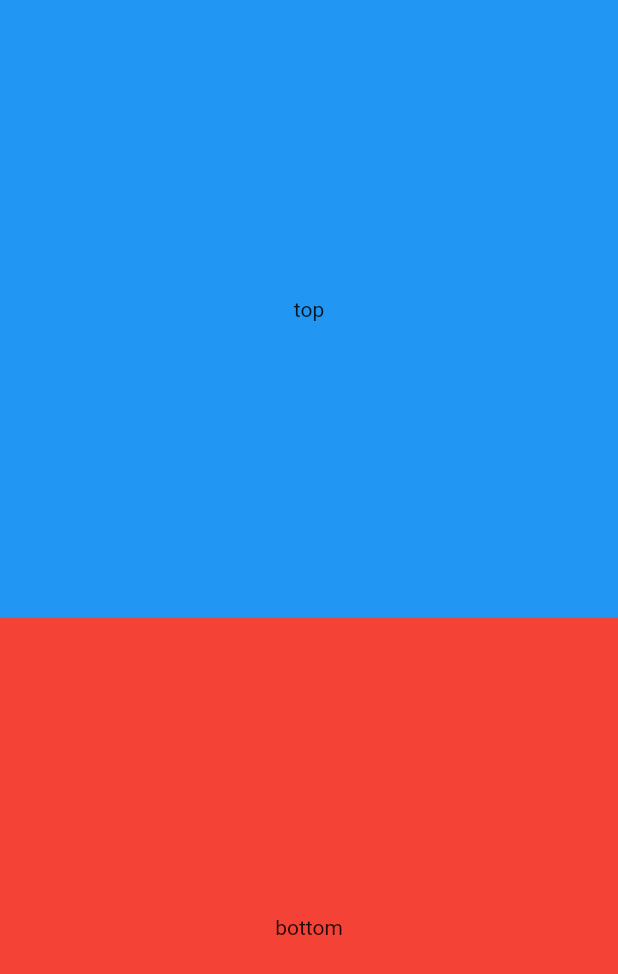
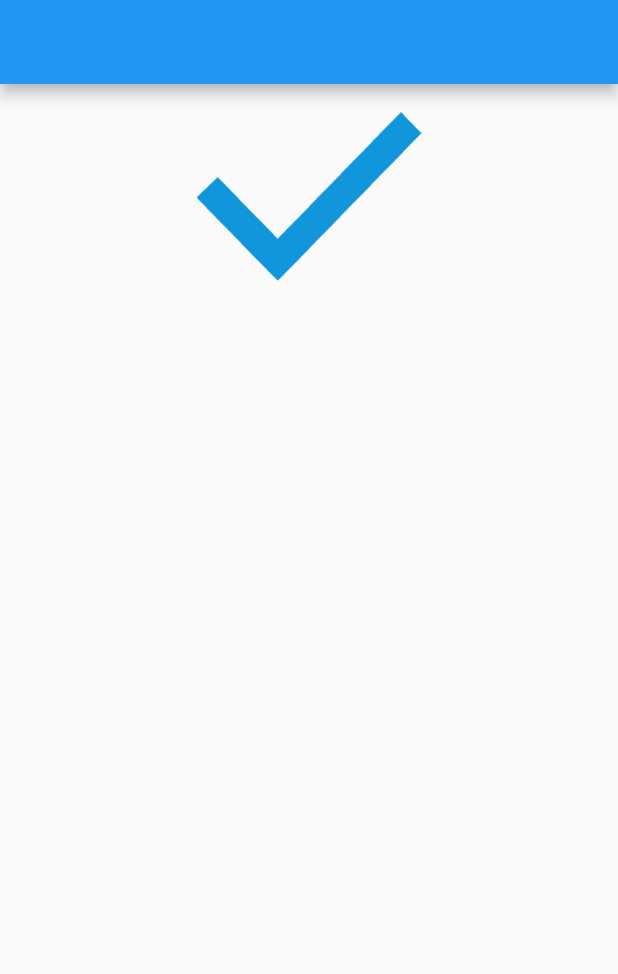
Before and after one commit to betterLeaf/flutter-demo, a Flutter app: the screen it shows after launch, on a phone screen of 412 x 824 dp. Shown: the top 974 px of the screen. Run offline on Flutter 3.47's test engine with Material 2 defaults, Android fonts, the phone set to English and light mode, and no system bars.

Commit message:
图片引入

```diff
--- a/lib/pages/login.dart
+++ b/lib/pages/login.dart
@@ -5,20 +5,15 @@ class LoginPage extends StatelessWidget{
   @override
   Widget build(BuildContext context) {
     return Scaffold(
-      body: Center(
-        child: Column(
-          children: <Widget>[
-            Expanded(child: Container(
-              color: Colors.blue,
-              child: Center(child: Text('top')),
-            )),
-            Expanded(child: Container(
-              color: Colors.red,
-              child: Center(child: Text('bottom'),),
-            ))
-          ],
-        )
+      appBar: AppBar(),
+      body:  Column(
+        children: [
+          Center(
+            child: Image.asset('assets/images/check.png', width: 150, height: 150, )
+          )
+        ],
       ),
     );
   }
+
 }
```
Also changed, not shown: pubspec.yaml (+3 -4 lines), assets/images/check.png (added).
